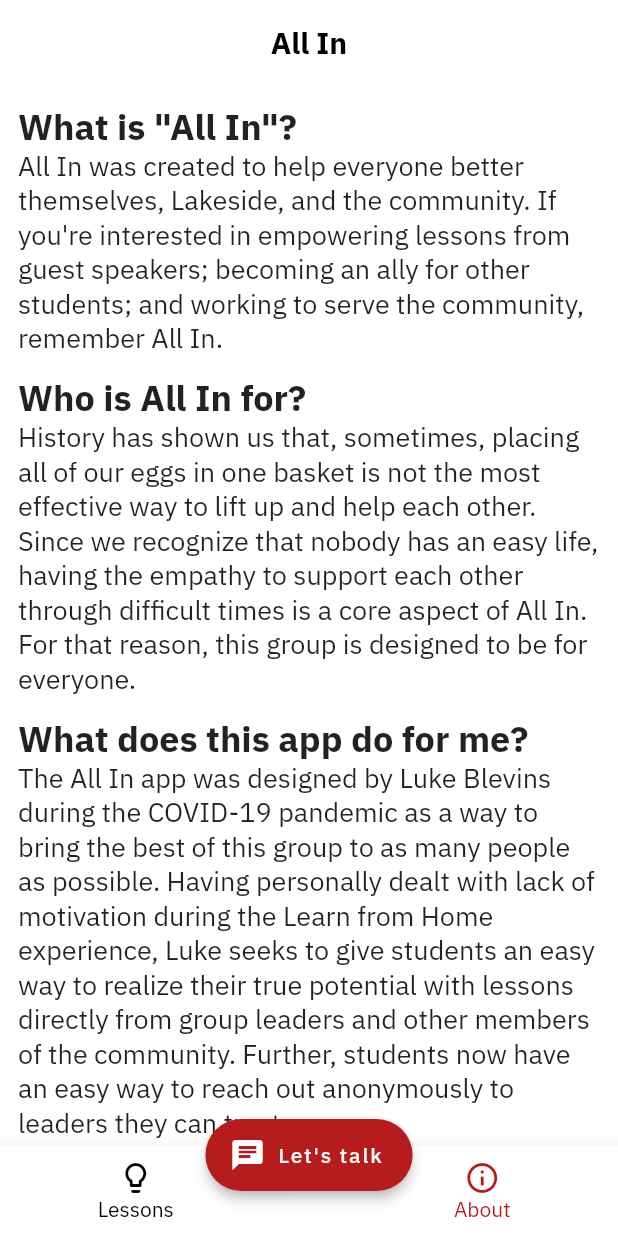
After one commit to duke7553/all-in, a Flutter app: the screen it shows after launch, after a tap on "About", on a phone screen of 412 x 824 dp. The commit adds this screen. Run offline on Flutter 3.47's test engine with Material 2 defaults, Android fonts, the light colour scheme and no system bars; our stand-ins replace flutter_cache_manager, google_fonts; missing offline and left inert: dart:html; network calls fail.

Commit message:
Move aboutPage into seperate file

```diff
--- /dev/null
+++ b/lib/aboutPage.dart
@@ -0,0 +1,39 @@
+import 'package:flutter/material.dart';
+import 'package:google_fonts/google_fonts.dart';
+
+class AboutPageState extends StatelessWidget {
+  @override
+  Widget build(BuildContext context) {
+    return SingleChildScrollView(
+        child: Padding(
+          child: Column(
+              crossAxisAlignment: CrossAxisAlignment.start,
+              mainAxisAlignment: MainAxisAlignment.start,
+              children: [
+                Text("What is \"All In\"?",
+                    style: GoogleFonts.ibmPlexSans(
+                        fontSize: 24, fontWeight: FontWeight.bold)),
+                Text(
+                    "All In was created to help everyone better themselves, Lakeside, and the community. If you're interested in empowering lessons from guest speakers; becoming an ally for other students; and working to serve the community, remember All In.",
+                    style: GoogleFonts.ibmPlexSans(fontSize: 18)),
+                SizedBox(height: 12),
+                Text("Who is All In for?",
+                    style: GoogleFonts.ibmPlexSans(
+                        fontSize: 24, fontWeight: FontWeight.bold)),
+                Text(
+                    "History has shown us that, sometimes, placing all of our eggs in one basket is not the most effective way to lift up and help each other. Since we recognize that nobody has an easy life, having the empathy to support each other through difficult times is a core aspect of All In. For that reason, this group is designed to be for everyone.",
+                    style: GoogleFonts.ibmPlexSans(fontSize: 18)),
+                SizedBox(height: 12),
+                Text("What does this app do for me?",
+                    style: GoogleFonts.ibmPlexSans(
+                        fontSize: 24, fontWeight: FontWeight.bold)),
+                Text(
+                    "The All In app was designed by Luke Blevins during the COVID-19 pandemic as a way to bring the best of this group to as many people as possible. Having personally dealt with lack of motivation during the Learn from Home experience, Luke seeks to give students an easy way to realize their true potential with lessons directly from group leaders and other members of the community. Further, students now have an easy way to reach out anonymously to leaders they can trust.",
+                    style: GoogleFonts.ibmPlexSans(fontSize: 18)),
+                SizedBox(height: 12),
+              ]),
+          padding: EdgeInsets.all(12),
+        ),
+        physics: BouncingScrollPhysics());
+  }
+}
```
Also changed, not shown: lib/main.dart (+4 -40 lines), pubspec.lock.
